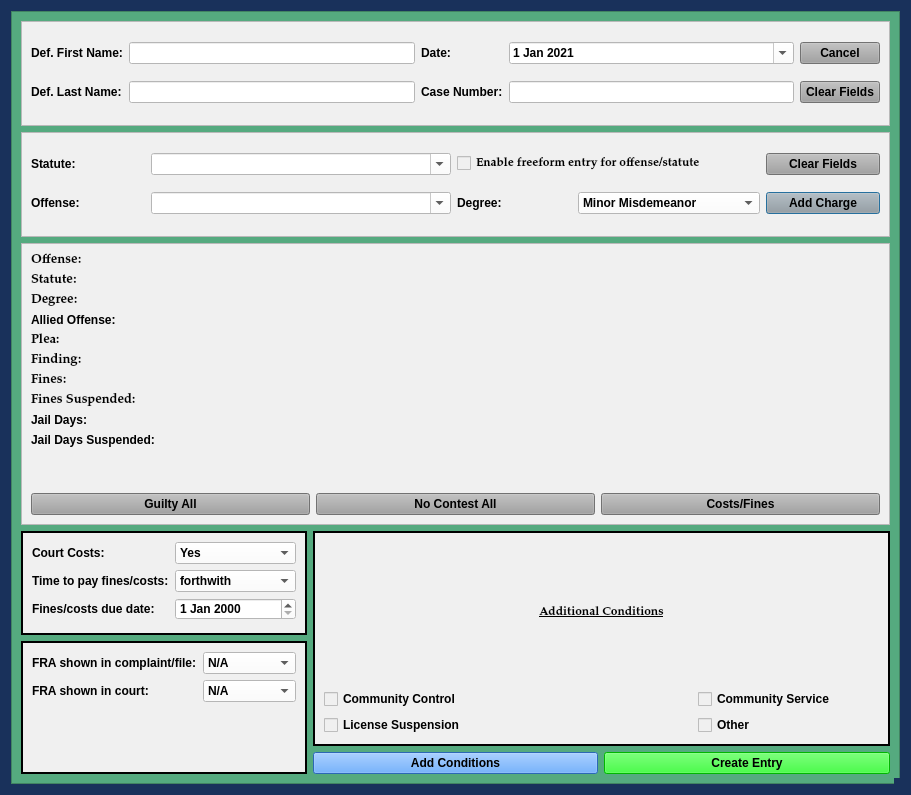
Old version of the form views/ui/JailCCPleaDialog.ui in the repository HunterProgram22/MuniEntry.
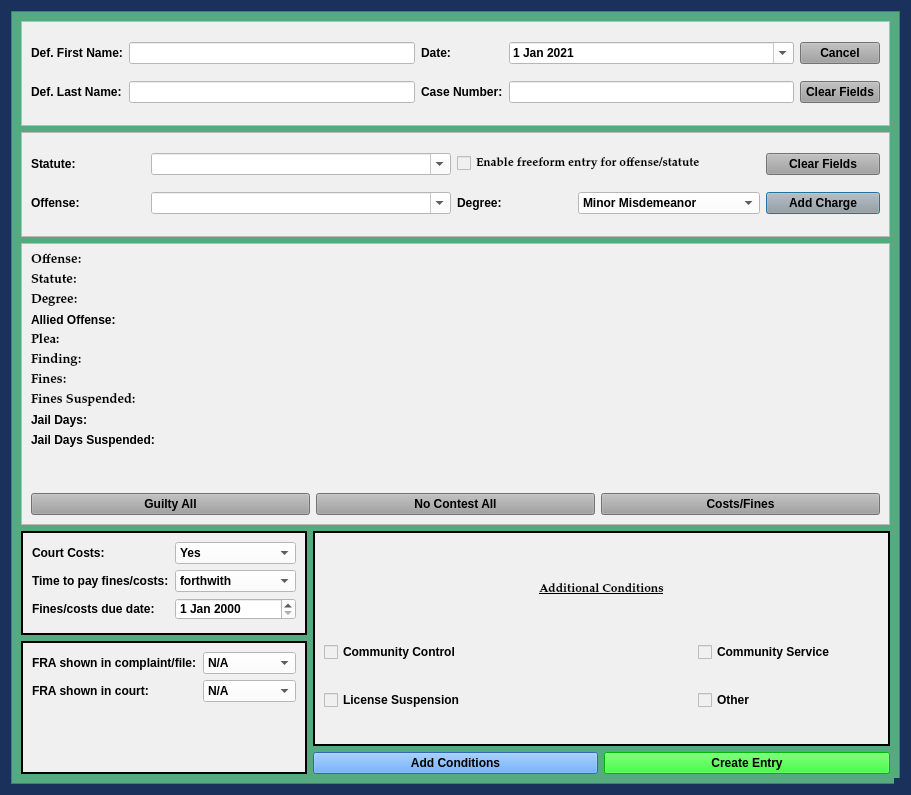
New version of the form.

Commit message: Comm Control now works on button press.

Diff of the .ui file:
```diff
--- a/views/ui/JailCCPleaDialog.ui
+++ b/views/ui/JailCCPleaDialog.ui
@@ -831,26 +831,6 @@
           <number>2</number>
          </property>
          <layout class="QGridLayout" name="gridLayout_5">
-          <item row="0" column="1">
-           <widget class="QLabel" name="label_24">
-            <property name="font">
-             <font>
-              <family>Palatino Linotype</family>
-              <pointsize>9</pointsize>
-              <weight>75</weight>
-              <italic>false</italic>
-              <bold>true</bold>
-              <underline>true</underline>
-             </font>
-            </property>
-            <property name="text">
-             <string>Additional Conditions</string>
-            </property>
-            <property name="alignment">
-             <set>Qt::AlignCenter</set>
-            </property>
-           </widget>
-          </item>
           <item row="1" column="0" colspan="2">
            <widget class="QCheckBox" name="checkBox">
             <property name="text">
@@ -885,6 +865,32 @@
             </property>
            </widget>
           </item>
+          <item row="0" column="0" colspan="3">
+           <widget class="QLabel" name="label_24">
+            <property name="maximumSize">
+             <size>
+              <width>16777215</width>
+              <height>50</height>
+             </size>
+            </property>
+            <property name="font">
+             <font>
+              <family>Palatino Linotype</family>
+              <pointsize>9</pointsize>
+              <weight>75</weight>
+              <italic>false</italic>
+              <bold>true</bold>
+              <underline>true</underline>
+             </font>
+            </property>
+            <property name="text">
+             <string>Additional Conditions</string>
+            </property>
+            <property name="alignment">
+             <set>Qt::AlignCenter</set>
+            </property>
+           </widget>
+          </item>
          </layout>
         </widget>
        </item>
```
The commit also changes 5 other files.
